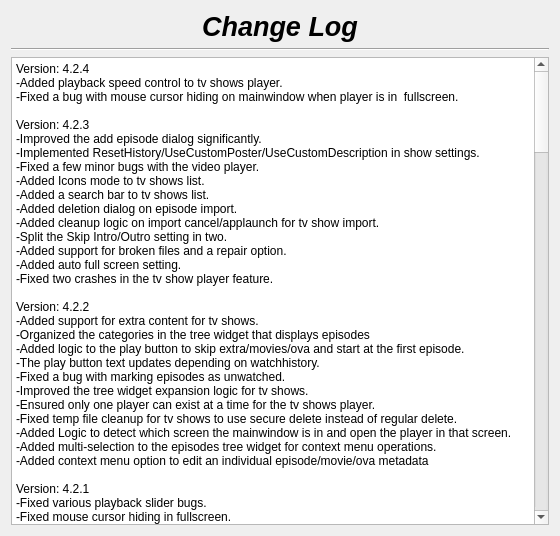
First picture: the form in changelog.ui, repository therealMaPMaKeR/MMDiary, before the edit.
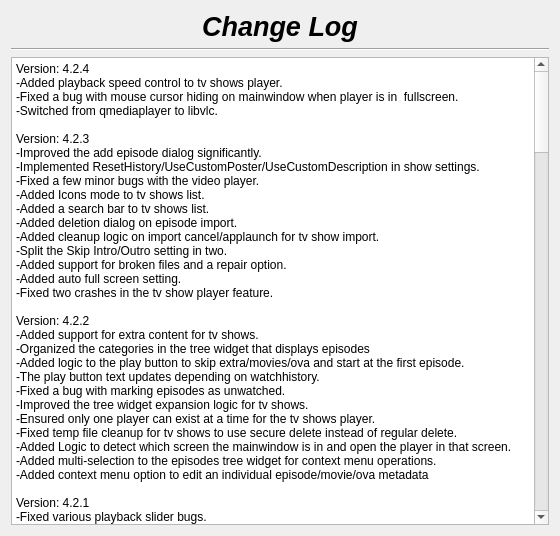
Second picture: the form after the edit.

```diff
--- a/changelog.ui
+++ b/changelog.ui
@@ -55,7 +55,8 @@
 li.unchecked::marker { content: &quot;\2610&quot;; }
 li.checked::marker { content: &quot;\2612&quot;; }
 &lt;/style&gt;&lt;/head&gt;&lt;body style=&quot; font-family:'Segoe UI'; font-size:9pt; font-weight:400; font-style:normal;&quot;&gt;
-&lt;p style=&quot; margin-top:0px; margin-bottom:0px; margin-left:0px; margin-right:0px; -qt-block-indent:0; text-indent:0px;&quot;&gt;Version: 4.2.4&lt;br /&gt;-Added playback speed control to tv shows player.&lt;br /&gt;-Fixed a bug with mouse cursor hiding on mainwindow when player is in  fullscreen.&lt;br /&gt;&lt;br /&gt;Version: 4.2.3&lt;br /&gt;-Improved the add episode dialog significantly.&lt;/p&gt;
+&lt;p style=&quot; margin-top:0px; margin-bottom:0px; margin-left:0px; margin-right:0px; -qt-block-indent:0; text-indent:0px;&quot;&gt;Version: 4.2.4&lt;br /&gt;-Added playback speed control to tv shows player.&lt;br /&gt;-Fixed a bug with mouse cursor hiding on mainwindow when player is in  fullscreen.&lt;/p&gt;
+&lt;p style=&quot; margin-top:0px; margin-bottom:0px; margin-left:0px; margin-right:0px; -qt-block-indent:0; text-indent:0px;&quot;&gt;-Switched from qmediaplayer to libvlc.&lt;br /&gt;&lt;br /&gt;Version: 4.2.3&lt;br /&gt;-Improved the add episode dialog significantly.&lt;/p&gt;
 &lt;p style=&quot; margin-top:0px; margin-bottom:0px; margin-left:0px; margin-right:0px; -qt-block-indent:0; text-indent:0px;&quot;&gt;-Implemented ResetHistory/UseCustomPoster/UseCustomDescription in show settings.&lt;br /&gt;-Fixed a few minor bugs with the video player.&lt;br /&gt;-Added Icons mode to tv shows list.&lt;br /&gt;-Added a search bar to tv shows list.&lt;/p&gt;
 &lt;p style=&quot; margin-top:0px; margin-bottom:0px; margin-left:0px; margin-right:0px; -qt-block-indent:0; text-indent:0px;&quot;&gt;-Added deletion dialog on episode import.&lt;br /&gt;-Added cleanup logic on import cancel/applaunch for tv show import.&lt;br /&gt;-Split the Skip Intro/Outro setting in two.&lt;br /&gt;-Added support for broken files and a repair option.&lt;br /&gt;-Added auto full screen setting.&lt;/p&gt;
 &lt;p style=&quot; margin-top:0px; margin-bottom:0px; margin-left:0px; margin-right:0px; -qt-block-indent:0; text-indent:0px;&quot;&gt;-Fixed two crashes in the tv show player feature.&lt;br /&gt;&lt;br /&gt;Version: 4.2.2&lt;br /&gt;-Added support for extra content for tv shows.&lt;/p&gt;
```
